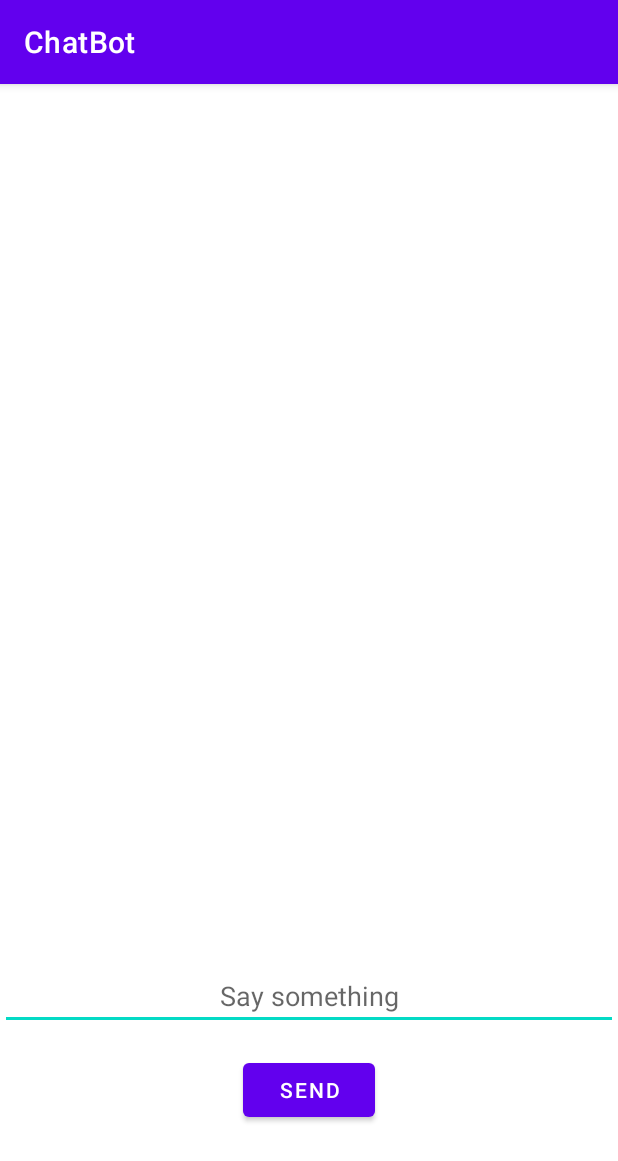
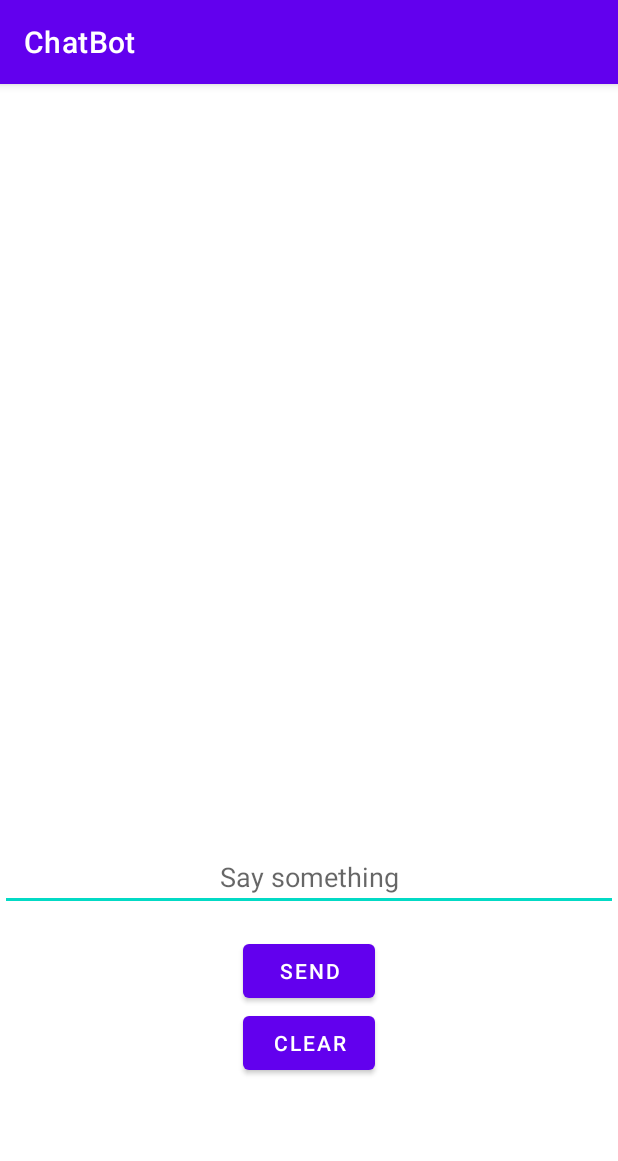
Before and after one commit to patyaa/ChatBot, an Android app: the screen it shows after launch (MainActivity), on a phone screen of 412 x 824 dp. Shown: the top 1161 px of the screen. Run offline under Robolectric (Android 15) with nearby library versions, the phone set to English and light mode, and no system bars; our stand-ins replace Room's generated code, data binding.

Commit message:
Added option to clear database

```diff
--- a/app/src/main/java/com/example/chatbot/MainViewModel.kt
+++ b/app/src/main/java/com/example/chatbot/MainViewModel.kt
@@ -1,5 +1,6 @@
 package com.example.chatbot
 
+import androidx.lifecycle.LiveData
 import androidx.lifecycle.MutableLiveData
 import androidx.lifecycle.ViewModel
 import androidx.lifecycle.viewModelScope
@@ -13,6 +14,14 @@ class MainViewModel(val database: WordsDatabaseDao) : ViewModel() {
     val chat = MutableLiveData<String>()
     val message = MutableLiveData<String>()
 
+    private var _showSnackBarEvent = MutableLiveData<Boolean>()
+    val showSnackbarEvent: LiveData<Boolean>
+        get() = _showSnackBarEvent
+
+
+    fun doneShowingSnackbar(){
+        _showSnackBarEvent.value = false
+    }
 
     fun onSend() {
         message.value?.let { msg ->
@@ -29,6 +38,14 @@ class MainViewModel(val database: WordsDatabaseDao) : ViewModel() {
         }
     }
 
+    fun onClear() {
+        viewModelScope.launch {
+            clear()
+
+            _showSnackBarEvent.value = true
+        }
+    }
+
     private suspend fun insert(word: Words) {
         withContext(Dispatchers.IO) {
             database.insert(word)
@@ -40,4 +57,10 @@ class MainViewModel(val database: WordsDatabaseDao) : ViewModel() {
             database.getResponse()
         }
     }
+
+    private suspend fun clear() {
+        withContext(Dispatchers.IO) {
+            database.clear()
+        }
+    }
 }
--- a/app/src/main/java/com/example/chatbot/database/WordsDatabaseDao.kt
+++ b/app/src/main/java/com/example/chatbot/database/WordsDatabaseDao.kt
@@ -11,4 +11,6 @@ interface WordsDatabaseDao {
     @Query("SELECT * FROM words_table ORDER BY RANDOM() LIMIT 1")
     suspend fun getResponse(): Words
 
+    @Query("DELETE FROM words_table")
+    suspend fun clear()
 }
--- a/app/src/main/res/layout/activity_main.xml
+++ b/app/src/main/res/layout/activity_main.xml
@@ -43,7 +43,7 @@
             app:layout_constraintEnd_toEndOf="parent"
             app:layout_constraintStart_toStartOf="parent"
             app:layout_constraintTop_toTopOf="parent"
-            app:layout_constraintVertical_bias="0.81" />
+            app:layout_constraintVertical_bias="0.7" />
 
         <Button
             android:id="@+id/send_button"
@@ -56,5 +56,15 @@
             app:layout_constraintStart_toStartOf="parent"
             app:layout_constraintTop_toBottomOf="@+id/message" />
 
+        <Button
+            android:id="@+id/clear_button"
+            android:layout_width="wrap_content"
+            android:layout_height="wrap_content"
+            android:onClick="@{()->viewModel.onClear()}"
+            android:text="@string/clear"
+            app:layout_constraintEnd_toEndOf="parent"
+            app:layout_constraintStart_toStartOf="parent"
+            app:layout_constraintTop_toBottomOf="@+id/send_button" />
+
     </androidx.constraintlayout.widget.ConstraintLayout>
 </layout>
--- a/app/src/main/res/values/strings.xml
+++ b/app/src/main/res/values/strings.xml
@@ -2,4 +2,7 @@
     <string name="app_name">ChatBot</string>
     <string name="say_something">Say something</string>
     <string name="send">Send</string>
+    <string name="clear">Clear</string>
+
+    <string name="cleared_message">Database cleared.</string>
 </resources>
```
Also changed, not shown: app/src/main/java/com/example/chatbot/MainActivity.kt (+13 -0 lines).
